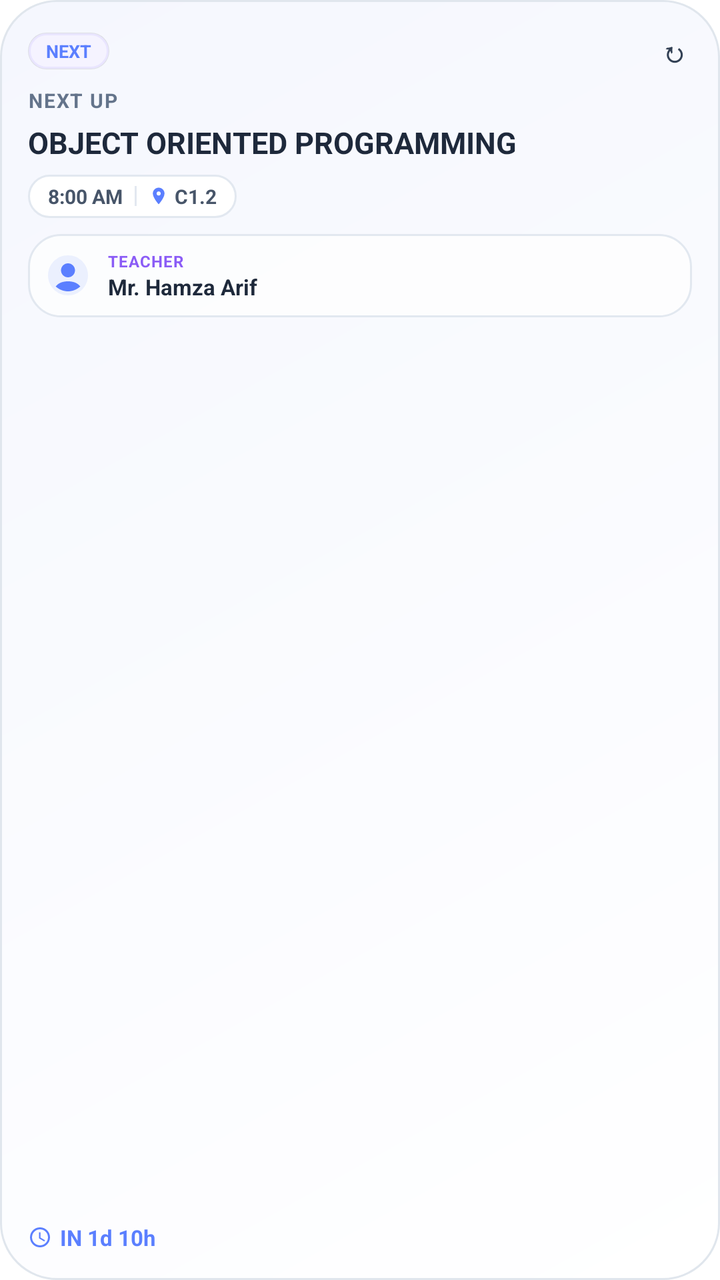
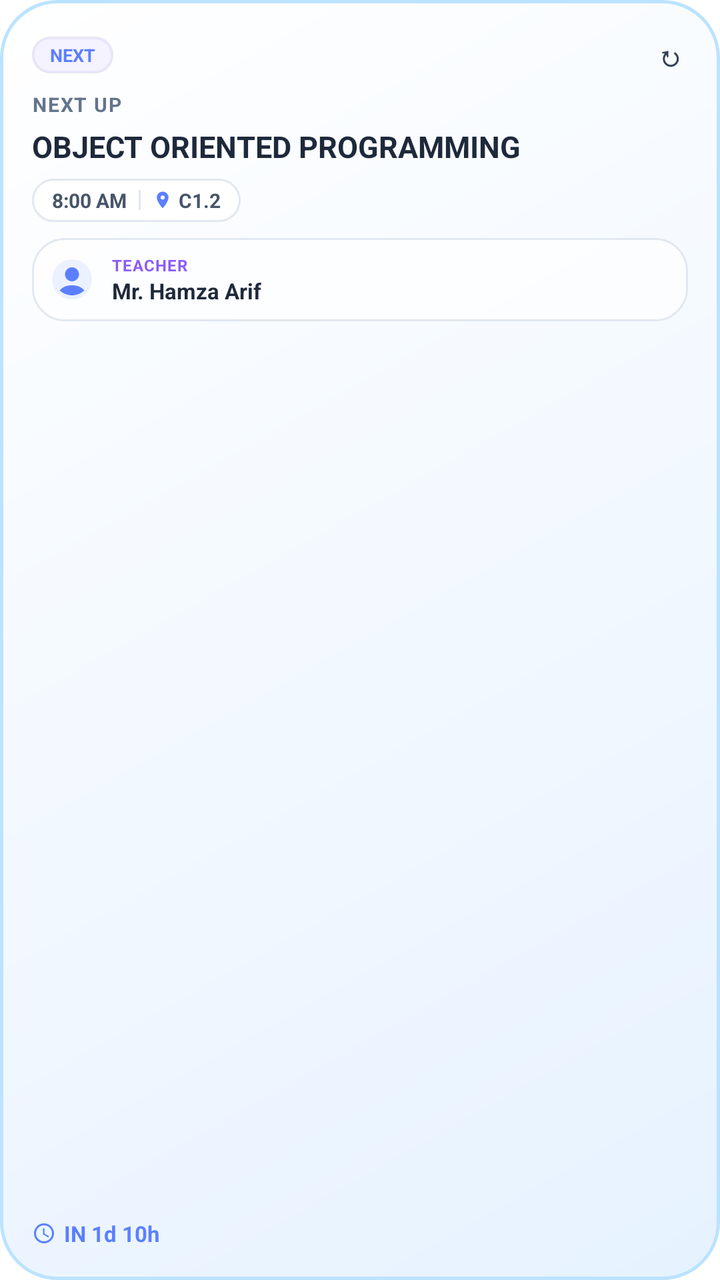

An Android layout rendered at two revisions. The XML below is the earlier revision; the diff shows what the commit changed to produce the second picture.
<!-- AndroidManifest.xml: fallback theme Theme.MaterialComponents.DayNight.NoActionBar -->
<!-- res/layout/widget_safe.xml -->
<?xml version="1.0" encoding="utf-8"?>
<FrameLayout xmlns:android="http://schemas.android.com/apk/res/android"
    android:id="@+id/widget_root"
    android:layout_width="match_parent"
    android:layout_height="match_parent">

    <ImageView
        android:id="@+id/widget_glass_bg"
        android:layout_width="match_parent"
        android:layout_height="match_parent"
        android:scaleType="centerCrop"
        android:src="@drawable/widget_fluffy_bg" />

    <LinearLayout
        android:layout_width="match_parent"
        android:layout_height="match_parent"
        android:orientation="vertical"
        android:padding="14dp">

        
        <LinearLayout
            android:layout_width="match_parent"
            android:layout_height="wrap_content"
            android:orientation="horizontal"
            android:gravity="center_vertical"
            android:layout_marginBottom="6dp">

            <TextView
                android:id="@+id/widget_status_badge"
                android:layout_width="wrap_content"
                android:layout_height="wrap_content"
                android:text="NEXT"
                android:textSize="9sp"
                android:textStyle="bold"
                android:textColor="#FF5B7FFF"
                android:paddingLeft="9dp"
                android:paddingRight="9dp"
                android:paddingTop="3dp"
                android:paddingBottom="3dp"
                android:background="@drawable/widget_pill_badge" />

            <FrameLayout
                android:layout_width="0dp"
                android:layout_height="1dp"
                android:layout_weight="1" />

            <TextView
                android:id="@+id/widget_refresh"
                android:layout_width="wrap_content"
                android:layout_height="wrap_content"
                android:text="↻"
                android:textSize="14sp"
                android:textStyle="bold"
                android:textColor="#334155"
                android:padding="2dp" />
        </LinearLayout>

        
        <TextView
            android:id="@+id/widget_state_label"
            android:layout_width="match_parent"
            android:layout_height="wrap_content"
            android:text="NEXT UP"
            android:textColor="#64748B"
            android:textSize="10sp"
            android:textStyle="bold"
            android:letterSpacing="0.06"
            android:layout_marginBottom="4dp" />

        
        <TextView
            android:id="@+id/widget_headline"
            android:layout_width="match_parent"
            android:layout_height="wrap_content"
            android:text="OBJECT ORIENTED PROGRAMMING"
            android:textColor="#1E293B"
            android:textSize="15sp"
            android:textStyle="bold"
            android:maxLines="2"
            android:ellipsize="end"
            android:layout_marginBottom="6dp" />

        
        <LinearLayout
            android:id="@+id/widget_class_details_capsule"
            android:layout_width="wrap_content"
            android:layout_height="wrap_content"
            android:orientation="horizontal"
            android:gravity="center_vertical"
            android:background="@drawable/widget_details_capsule"
            android:paddingLeft="10dp"
            android:paddingRight="10dp"
            android:paddingTop="4dp"
            android:paddingBottom="4dp"
            android:layout_marginBottom="8dp">

            <TextView
                android:id="@+id/widget_details_start_time"
                android:layout_width="wrap_content"
                android:layout_height="wrap_content"
                android:text="8:00 AM"
                android:textColor="#475569"
                android:textSize="10sp"
                android:textStyle="bold" />

            <FrameLayout
                android:id="@+id/widget_details_divider"
                android:layout_width="1dp"
                android:layout_height="10dp"
                android:layout_marginLeft="6dp"
                android:layout_marginRight="6dp"
                android:background="#E2E8F0" />

            <ImageView
                android:id="@+id/widget_details_loc_icon"
                android:layout_width="10dp"
                android:layout_height="10dp"
                android:layout_marginRight="3dp"
                android:src="@drawable/widget_ic_loc" />

            <TextView
                android:id="@+id/widget_details_room"
                android:layout_width="wrap_content"
                android:layout_height="wrap_content"
                android:text="C1.2"
                android:textColor="#475569"
                android:textSize="10sp"
                android:textStyle="bold" />
        </LinearLayout>

        
        <LinearLayout
            android:id="@+id/widget_teacher_card"
            android:layout_width="match_parent"
            android:layout_height="wrap_content"
            android:orientation="horizontal"
            android:gravity="center_vertical"
            android:background="@drawable/widget_translucent_subcard"
            android:padding="8dp"
            android:layout_marginBottom="4dp">

            <ImageView
                android:id="@+id/widget_teacher_avatar"
                android:layout_width="24dp"
                android:layout_height="24dp"
                android:layout_marginRight="8dp"
                android:src="@drawable/widget_ic_teacher_avatar" />

            <LinearLayout
                android:layout_width="0dp"
                android:layout_weight="1"
                android:layout_height="wrap_content"
                android:orientation="vertical">

                <TextView
                    android:layout_width="match_parent"
                    android:layout_height="wrap_content"
                    android:text="TEACHER"
                    android:textColor="#8B5CF6"
                    android:textSize="8sp"
                    android:textStyle="bold"
                    android:letterSpacing="0.04" />

                <TextView
                    android:id="@+id/widget_teacher_name"
                    android:layout_width="match_parent"
                    android:layout_height="wrap_content"
                    android:text="Mr. Hamza Arif"
                    android:textColor="#1E293B"
                    android:textSize="11sp"
                    android:textStyle="bold"
                    android:singleLine="true"
                    android:ellipsize="end" />
            </LinearLayout>
        </LinearLayout>

        <FrameLayout
            android:layout_width="match_parent"
            android:layout_height="0dp"
            android:layout_weight="1" />

        
        <ProgressBar
            android:id="@+id/widget_progress"
            style="@android:style/Widget.ProgressBar.Horizontal"
            android:progressDrawable="@drawable/widget_progress"
            android:layout_width="match_parent"
            android:layout_height="4dp"
            android:max="100"
            android:progress="0"
            android:visibility="gone"
            android:layout_marginBottom="6dp" />

        <LinearLayout
            android:layout_width="match_parent"
            android:layout_height="wrap_content"
            android:orientation="horizontal"
            android:gravity="center_vertical">

            <ImageView
                android:id="@+id/widget_clock_icon"
                android:layout_width="12dp"
                android:layout_height="12dp"
                android:layout_marginRight="4dp"
                android:src="@drawable/widget_ic_clock" />

            <TextView
                android:id="@+id/widget_time_info"
                android:layout_width="match_parent"
                android:layout_height="wrap_content"
                android:text="IN 1d 10h"
                android:textColor="#FF5B7FFF"
                android:textStyle="bold"
                android:textSize="11sp"
                android:singleLine="true"
                android:ellipsize="end" />
        </LinearLayout>

    </LinearLayout>
</FrameLayout>
<!-- resources referenced by this layout -->
<resources>
  <!-- drawable widget_details_capsule (drawable) -->
  <?xml version="1.0" encoding="utf-8"?>
  <shape xmlns:android="http://schemas.android.com/apk/res/android"
      android:shape="rectangle">
      <solid android:color="#FFFFFF" />
      <corners android:radius="14dp" />
      <stroke
          android:width="1dp"
          android:color="#E2E8F0" />
  </shape>
  <!-- drawable widget_fluffy_bg (drawable) -->
  <?xml version="1.0" encoding="utf-8"?>
  <shape xmlns:android="http://schemas.android.com/apk/res/android" android:shape="rectangle">
      <gradient
          android:angle="135"
          android:startColor="#FFFFFF"
          android:endColor="#F5F7FE"
          android:type="linear" />
      <corners android:radius="28dp" />
      <stroke android:width="1dp" android:color="#E0E6ED" />
  </shape>
  <!-- drawable widget_ic_clock (drawable) -->
  <vector xmlns:android="http://schemas.android.com/apk/res/android"
      android:width="12dp"
      android:height="12dp"
      android:viewportWidth="24"
      android:viewportHeight="24">
      <path
          android:fillColor="#FF5B7FFF"
          android:pathData="M11.99,2C6.47,2 2,6.48 2,12s4.47,10 9.99,10C17.52,22 22,17.52 22,12S17.52,2 11.99,2zM12,20c-4.42,0 -8,-3.58 -8,-8s3.58,-8 8,-8 8,3.58 8,8 -3.58,8 -8,8zM12.5,7H11v6l5.25,3.15 0.75,-1.23 -4.5,-2.67z"/>
  </vector>
  <!-- drawable widget_ic_loc (drawable) -->
  <vector xmlns:android="http://schemas.android.com/apk/res/android"
      android:width="12dp"
      android:height="12dp"
      android:viewportWidth="24"
      android:viewportHeight="24">
      <path
          android:fillColor="#FF5B7FFF"
          android:pathData="M12,2C8.13,2 5,5.13 5,9c0,5.25 7,13 7,13s7,-7.75 7,-13c0,-3.87 -3.13,-7 -7,-7zM12,11.5c-1.38,0 -2.5,-1.12 -2.5,-2.5s1.12,-2.5 2.5,-2.5 2.5,1.12 2.5,2.5 -1.12,2.5 -2.5,2.5z"/>
  </vector>
  <!-- drawable widget_ic_teacher_avatar (drawable) -->
  <vector xmlns:android="http://schemas.android.com/apk/res/android"
      android:width="28dp"
      android:height="28dp"
      android:viewportWidth="24"
      android:viewportHeight="24">
      <path
          android:fillColor="#1A5B7FFF"
          android:pathData="M12,2C6.48,2 2,6.48 2,12s4.48,10 10,10 10,-4.48 10,-10S17.52,2 12,2z"/>
      <path
          android:fillColor="#FF5B7FFF"
          android:pathData="M12,6c1.93,0 3.5,1.57 3.5,3.5S13.93,13 12,13s-3.5,-1.57 -3.5,-3.5S10.07,6 12,6zM12,20c-2.03,0 -4.43,-0.82 -6.14,-2.43C7.14,15.82 9.42,15 12,15s4.86,0.82 6.14,2.57C16.43,19.18 14.03,20 12,20z"/>
  </vector>
  <!-- drawable widget_progress (drawable) -->
  <?xml version="1.0" encoding="utf-8"?>
  <layer-list xmlns:android="http://schemas.android.com/apk/res/android">
      <item android:id="@android:id/background">
          <shape android:shape="rectangle">
              <corners android:radius="8dp" />
              <solid android:color="#33333344" />
          </shape>
      </item>
      <item android:id="@android:id/progress">
          <clip>
              <shape android:shape="rectangle">
                  <corners android:radius="8dp" />
                  <solid android:color="#5B7FFF" />
              </shape>
          </clip>
      </item>
  </layer-list>
  <!-- drawable widget_translucent_subcard (drawable) -->
  <?xml version="1.0" encoding="utf-8"?>
  <shape xmlns:android="http://schemas.android.com/apk/res/android"
      android:shape="rectangle">
      <solid android:color="#B3FFFFFF" />
      <corners android:radius="16dp" />
      <stroke
          android:width="1dp"
          android:color="#E2E8F0" />
  </shape>
  <!-- unchanged entries left out for length: 1 -->
</resources>

<!-- the commit's change to res/layout/widget_safe.xml (unified diff, before → after) -->
@@ -15,7 +15,7 @@
         android:layout_width="match_parent"
         android:layout_height="match_parent"
         android:orientation="vertical"
-        android:padding="14dp">
+        android:padding="16dp">
 
         
         <LinearLayout
<!-- resource entries referenced after the edit -->
@@ -15,11 +15,11 @@
   <shape xmlns:android="http://schemas.android.com/apk/res/android" android:shape="rectangle">
       <gradient
           android:angle="135"
-          android:startColor="#FFFFFF"
-          android:endColor="#F5F7FE"
+          android:startColor="#E6F2FF"
+          android:endColor="#FFFFFF"
           android:type="linear" />
       <corners android:radius="28dp" />
-      <stroke android:width="1dp" android:color="#E0E6ED" />
+      <stroke android:width="1.5dp" android:color="#BBE3FF" />
   </shape>
   <!-- drawable widget_ic_clock (drawable) -->
   <vector xmlns:android="http://schemas.android.com/apk/res/android"
